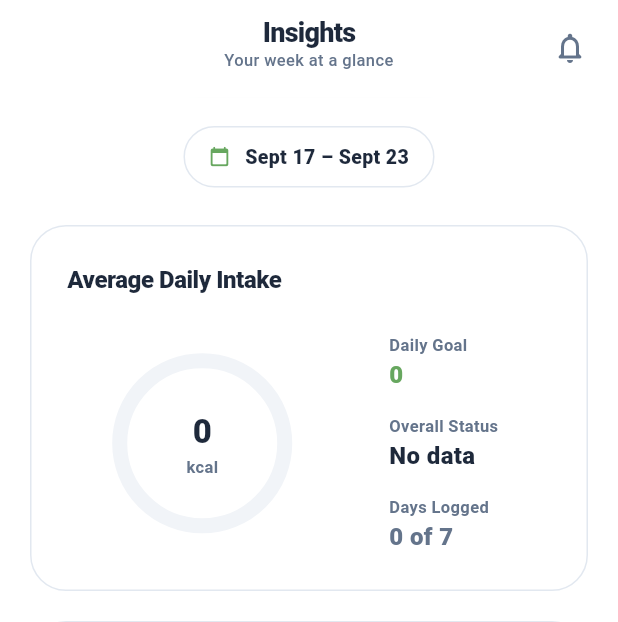
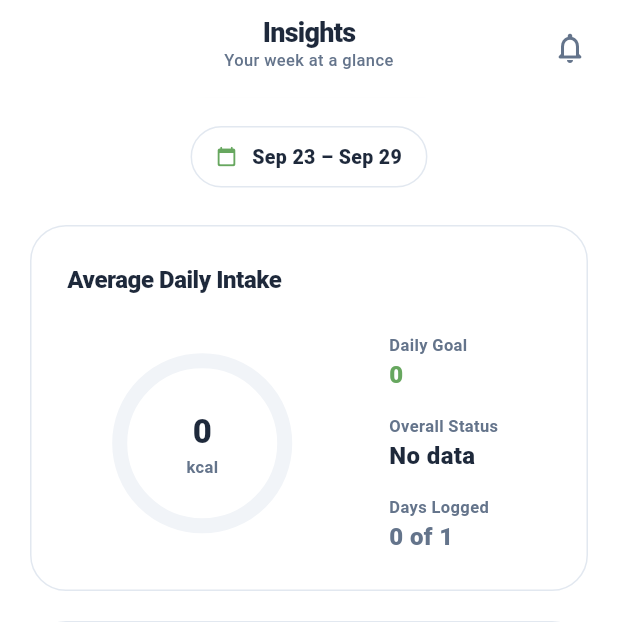
Before and after one commit to dunkinnn/smartplate, a Flutter app: the InsightsScreen screen opened directly with empty values, on a phone screen of 412 x 824 dp. Shown: the top 622 px of the screen. Run offline on Flutter 3.47's test engine with Material 3 defaults, Android fonts, the phone set to English and light mode, and no system bars; our stand-ins replace image_picker, shared_preferences, supabase_flutter; accounts and stored records are empty.

Commit message:
Update: Refactor Insights to align week range with signup and enhance logging details

```diff
--- a/lib/features/auth/screens/client/insight.dart
+++ b/lib/features/auth/screens/client/insight.dart
@@ -1,5 +1,6 @@
 import 'package:flutter/material.dart';
 import 'package:supabase_flutter/supabase_flutter.dart';
+import 'package:smart_plate/features/auth/services/calendar_days.dart';
 import 'package:smart_plate/features/auth/screens/client/notification.dart';
 import 'package:smart_plate/features/auth/widgets/glass_header.dart';
 
@@ -34,12 +35,13 @@ class _InsightsScreenState extends State<InsightsScreen> {
     _loadWeek();
   }
 
-  List<DateTime> get _weekDays {
-    final now = DateTime.now();
-    return List.generate(
-      7,
-      (i) => DateTime(now.year, now.month, now.day - (6 - i)),
-    );
+  // Same 7-day week from signup as Meal Plan and Track.
+  List<DateTime> get _weekDays => visibleDays();
+
+  // Days of this week up to and including today; future days cannot be logged.
+  int get _daysSoFar {
+    final today = _key(DateTime.now());
+    return _weekDays.where((d) => _key(d).compareTo(today) <= 0).length;
   }
 
   String _key(DateTime d) =>
@@ -271,7 +273,7 @@ class _InsightsScreenState extends State<InsightsScreen> {
       'Jun',
       'Jul',
       'Aug',
-      'Sept',
+      'Sep',
       'Oct',
       'Nov',
       'Dec',
@@ -407,7 +409,7 @@ class _InsightsScreenState extends State<InsightsScreen> {
               const SizedBox(height: 15),
               _buildMiniStat(
                 "Days Logged",
-                "${_loggedDays.length} of 7",
+                "${_loggedDays.length} of $_daysSoFar",
                 textSecondary,
               ),
             ],
@@ -427,6 +429,7 @@ class _InsightsScreenState extends State<InsightsScreen> {
         : (peak == 0 ? 1 : peak);
 
     const dayNames = ['Mon', 'Tue', 'Wed', 'Thu', 'Fri', 'Sat', 'Sun'];
+    final today = _key(DateTime.now());
 
     return _buildBaseCard(
       title: "Weekly Calorie Trend",
@@ -439,8 +442,11 @@ class _InsightsScreenState extends State<InsightsScreen> {
                   .map(
                     (day) => _buildBar(
                       (day.kcal / scale).clamp(0.0, 1.0),
-                      dayNames[day.date.weekday - 1],
+                      _key(day.date) == today
+                          ? 'Today'
+                          : dayNames[day.date.weekday - 1],
                       target != null && day.kcal > target,
+                      isFuture: _key(day.date).compareTo(today) > 0,
                     ),
                   )
                   .toList(),
@@ -448,7 +454,12 @@ class _InsightsScreenState extends State<InsightsScreen> {
     );
   }
 
-  Widget _buildBar(double heightFactor, String day, bool isOver) {
+  Widget _buildBar(
+    double heightFactor,
+    String day,
+    bool isOver, {
+    bool isFuture = false,
+  }) {
     return Column(
       children: [
         Container(
@@ -456,7 +467,12 @@ class _InsightsScreenState extends State<InsightsScreen> {
           height: (100 * heightFactor).clamp(4.0, 100.0),
           width: 30,
           decoration: BoxDecoration(
-            color: isOver ? accentPink : brandGreen,
+            // Days still ahead in the week are shown as a faint placeholder.
+            color: isFuture
+                ? borderColor
+                : isOver
+                ? accentPink
+                : brandGreen,
             borderRadius: BorderRadius.circular(8),
           ),
         ),
@@ -552,9 +568,9 @@ class _InsightsScreenState extends State<InsightsScreen> {
       }
     }
 
-    if (days.length < 7) {
+    if (days.length < _daysSoFar) {
       tips.add(
-        'You logged ${days.length} of the last 7 days. More logged days make these tips more accurate.',
+        'You logged ${days.length} of $_daysSoFar days so far this week. More logged days make these tips more accurate.',
       );
     }
     return tips.take(3).toList();
```
Also changed, not shown: 1 other file.
